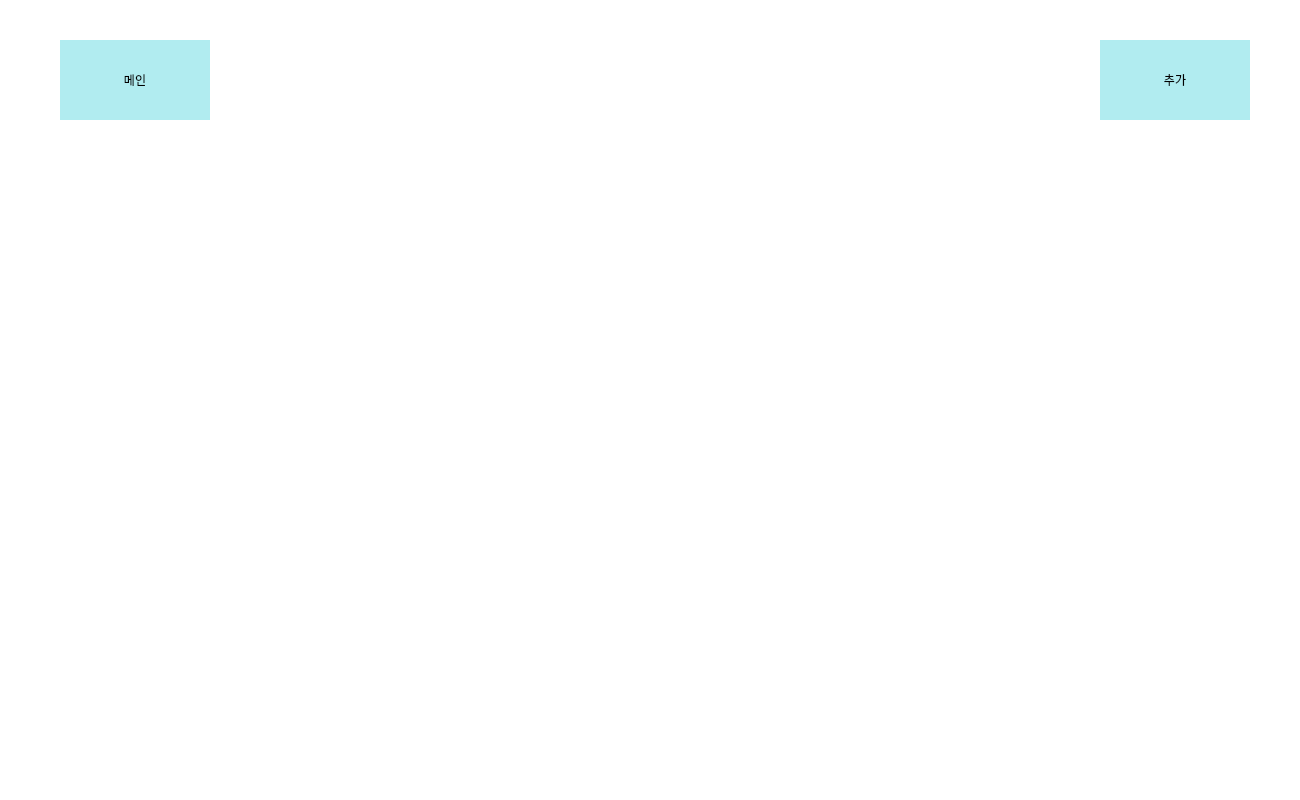
jonga0209/Python_weatherPicker, file _uiFile/viewCloset.ui: the form before one commit.
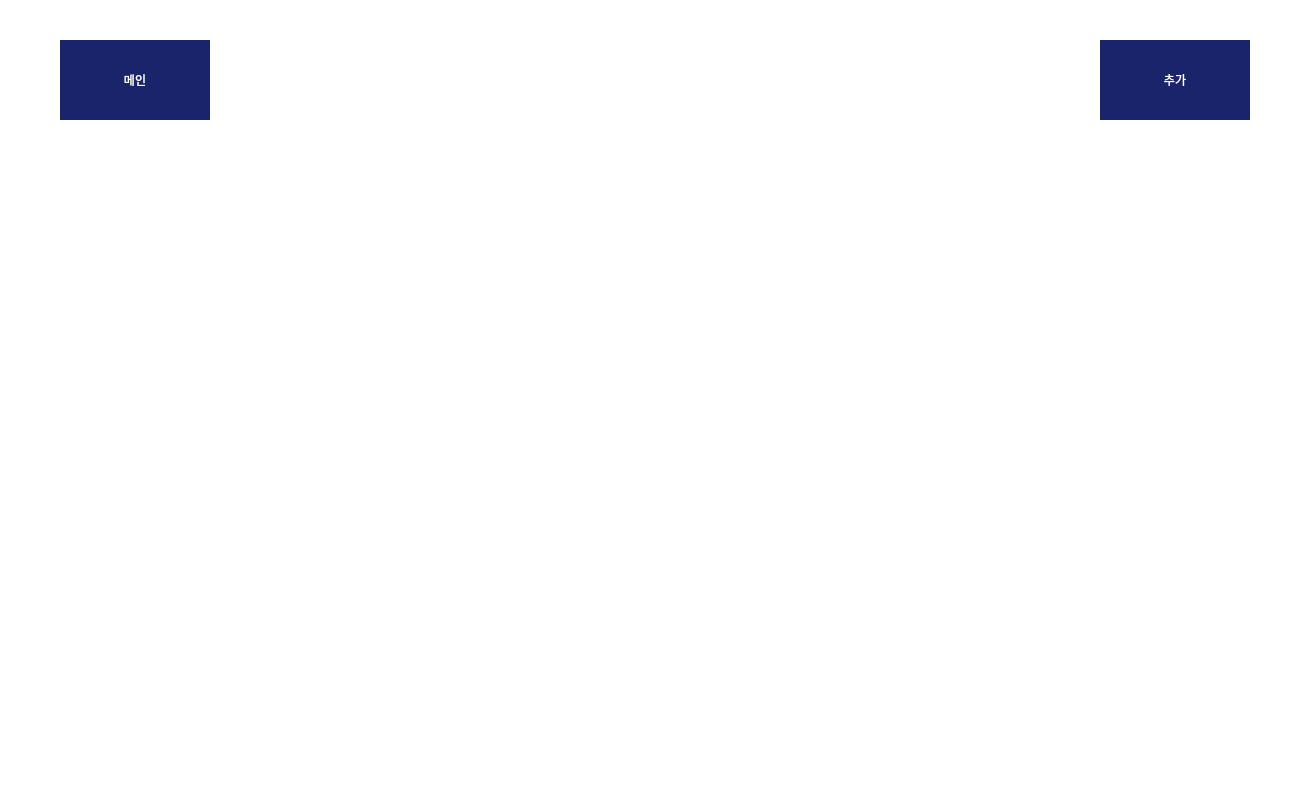
The form after the commit.

```diff
--- a/_uiFile/viewCloset.ui
+++ b/_uiFile/viewCloset.ui
@@ -39,7 +39,8 @@
    </property>
    <property name="styleSheet">
     <string notr="true">font: 25 15pt &quot;나눔바른고딕 Light&quot;;
-background-color: rgb(177, 236, 240);
+color: rgb(255, 255, 255);
+background-color: rgb(25, 36, 106);
 border:0px;</string>
    </property>
    <property name="text">
@@ -57,7 +58,8 @@
    </property>
    <property name="styleSheet">
     <string notr="true">font: 25 15pt &quot;나눔바른고딕 Light&quot;;
-background-color: rgb(177, 236, 240);
+color: rgb(255, 255, 255);
+background-color: rgb(25, 36, 106);
 border:0px;</string>
    </property>
    <property name="text">
```
